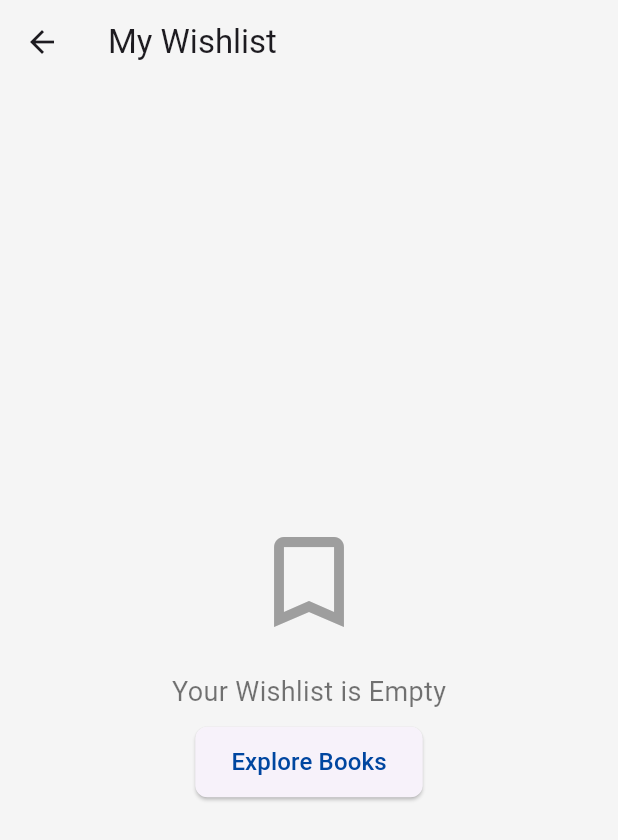
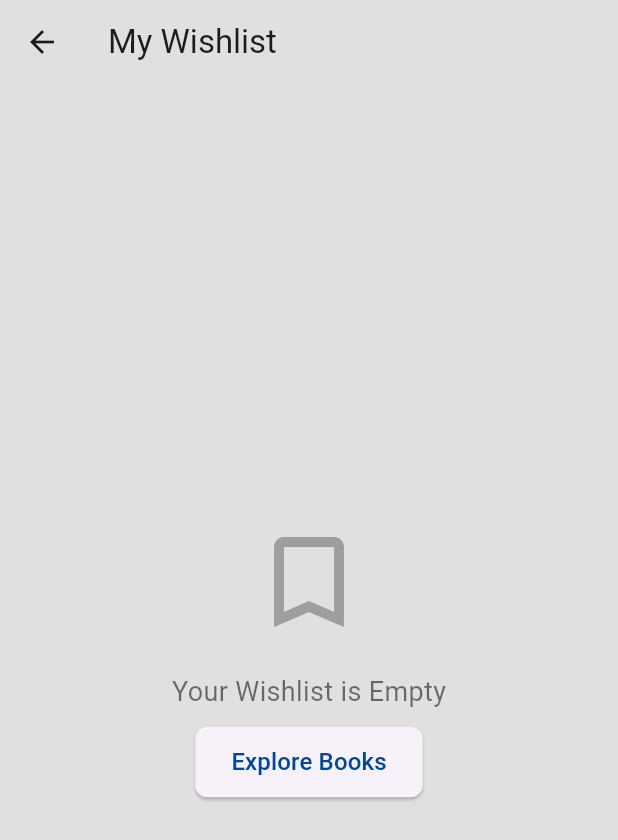
Before and after one commit to ishwor894/books_app, a Flutter app: the screen it shows after launch, after a tap on "Login", after a tap on the "card giftcard" icon, on a phone screen of 412 x 824 dp. Shown: the top 840 px of the screen. Run offline on Flutter 3.47's test engine with Material 3 defaults, Android fonts, the phone set to English and light mode, and no system bars; our stand-ins replace equatable, flutter_bloc, hive_ce_flutter, shimmer; accounts and stored records are empty; network calls fail.

Commit message:
minor color updates

```diff
--- a/lib/screens/book_details_screen.dart
+++ b/lib/screens/book_details_screen.dart
@@ -24,7 +24,7 @@ class _BookDetailsScreenState extends State<BookDetailsScreen> {
     return BlocBuilder<BookBloc, BookState>(
       builder: (context, state) {
         return Scaffold(
-          backgroundColor: Colors.grey.shade100,
+          backgroundColor: Colors.grey.shade300,
           appBar: AppBar(
             title: Text(
               widget.book.title,
--- a/lib/screens/books_list_screen.dart
+++ b/lib/screens/books_list_screen.dart
@@ -26,9 +26,9 @@ class _BooksListScreenState extends State<BooksListScreen> {
     return BlocBuilder<BookBloc, BookState>(
       builder: (context, state) {
         return Scaffold(
-          backgroundColor: Colors.grey.shade100,
+          backgroundColor: Colors.grey.shade300,
           appBar: AppBar(
-            backgroundColor: Colors.grey.shade100,
+            backgroundColor: Colors.grey.shade300,
             title: const Text('Books'),
             actions: [
               IconButton(
@@ -78,6 +78,7 @@ class _BooksListScreenState extends State<BooksListScreen> {
                                 title: Text(
                                   book.title,
                                   style: const TextStyle(
+                                    color: Color(0xFF0046A0),
                                     overflow: TextOverflow.ellipsis,
                                     fontSize: 18,
                                     fontWeight: FontWeight.bold,
@@ -87,7 +88,7 @@ class _BooksListScreenState extends State<BooksListScreen> {
                                   book.authorName?.join(", ") ??
                                       "Unknown Author",
                                   style: const TextStyle(
-                                    color: Colors.black54,
+                                    color: Colors.black,
                                     overflow: TextOverflow.ellipsis,
                                   ),
                                 ),
--- a/lib/screens/login_screen.dart
+++ b/lib/screens/login_screen.dart
@@ -24,7 +24,7 @@ class _LoginScreenState extends State<LoginScreen> {
   @override
   Widget build(BuildContext context) {
     return Scaffold(
-      backgroundColor: Colors.grey.shade100,
+      backgroundColor: Colors.grey.shade300,
       body: BlocBuilder<BookBloc, BookState>(
         builder: (context, state) {
           return Padding(
--- a/lib/screens/wish_list_screen.dart
+++ b/lib/screens/wish_list_screen.dart
@@ -17,10 +17,10 @@ class _WishlistScreenState extends State<WishlistScreen> {
   @override
   Widget build(BuildContext context) {
     return Scaffold(
-      backgroundColor: Colors.grey.shade100,
+      backgroundColor: Colors.grey.shade300,
       appBar: AppBar(
         title: const Text('My Wishlist'),
-        backgroundColor: Colors.grey.shade100,
+        backgroundColor: Colors.grey.shade300,
       ),
       body: BlocBuilder<BookBloc, BookState>(
         builder: (context, state) {
```
